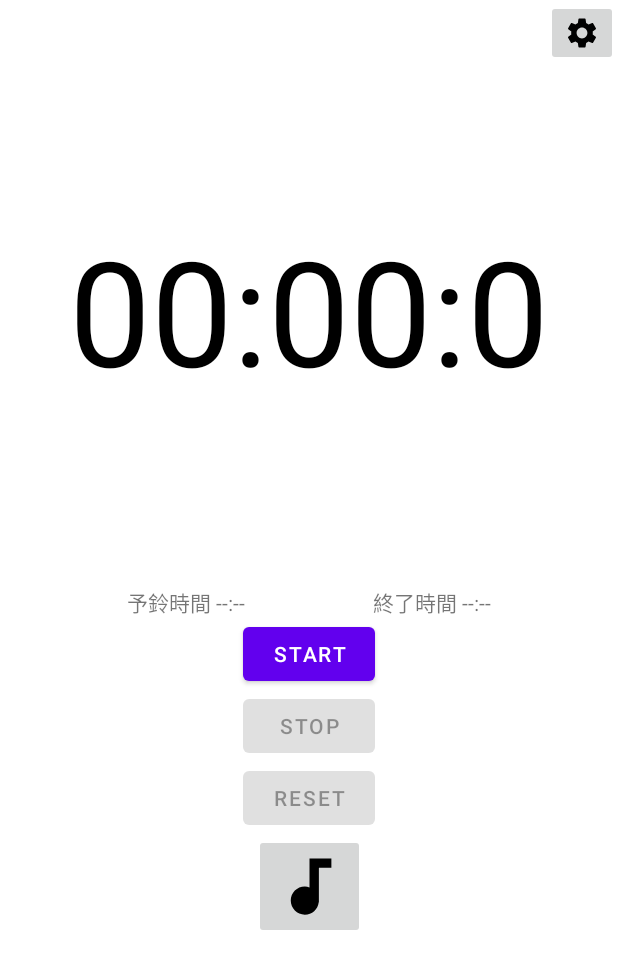
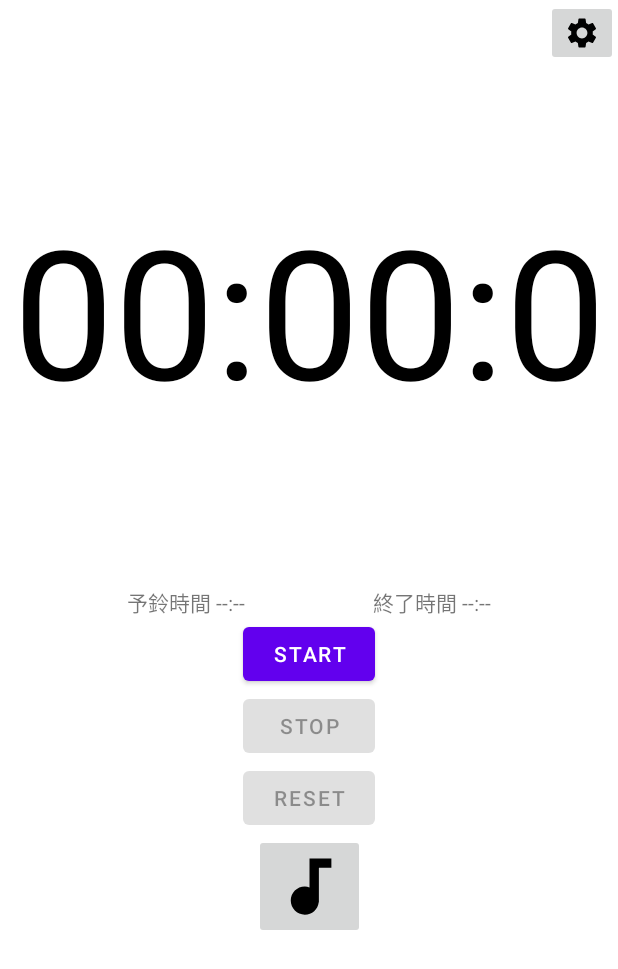
Before and after one commit to nokopi36/StopWatchTimer, an Android app: the screen it shows after launch (MainActivity), on a phone screen of 412 x 824 dp. Shown: the top 969 px of the screen. Run offline under Robolectric (Android 15) with nearby library versions, the phone set to English and light mode, and no system bars; our stand-ins replace data binding.

Commit message:
update：TextSizeに上限と下限を設定し、タブレットのサイズにも対応(横画面のみ)

```diff
--- a/app/src/main/res/layout-land/activity_main.xml
+++ b/app/src/main/res/layout-land/activity_main.xml
@@ -23,6 +23,9 @@
             android:text="@{viewModel.timerText}"
             tools:text="00:00:0"
             android:autoSizeTextType="uniform"
+            android:autoSizeMinTextSize="12sp"
+            android:autoSizeMaxTextSize="300sp"
+            android:autoSizeStepGranularity="2sp"
             android:textColor="@color/text_color"
             android:gravity="center"
             app:layout_constraintBottom_toBottomOf="@id/centerGuide"
--- a/app/src/main/res/layout/activity_main.xml
+++ b/app/src/main/res/layout/activity_main.xml
@@ -18,11 +18,14 @@
 
         <TextView
             android:layout_width="match_parent"
-            android:layout_height="130dp"
+            android:layout_height="160dp"
             android:id="@+id/timerText"
             android:text="@{viewModel.timerText}"
             tools:text="00:00:0"
             android:autoSizeTextType="uniform"
+            android:autoSizeMinTextSize="12sp"
+            android:autoSizeMaxTextSize="300sp"
+            android:autoSizeStepGranularity="2sp"
             android:textColor="@color/text_color"
             android:gravity="center"
             app:layout_constraintBottom_toBottomOf="@id/centerGuide"
```
